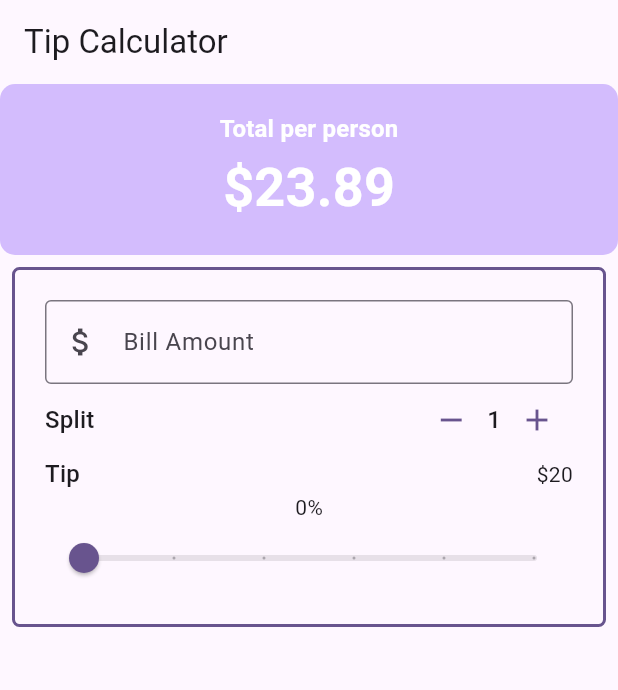
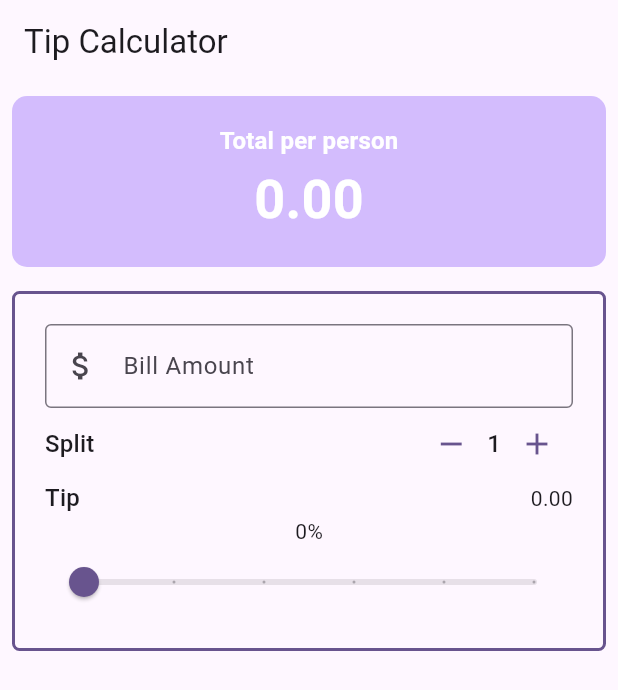
Before and after one commit to L-nsamba/getting-started-with-flutter-and-dart, a Flutter app: the screen it shows after launch, on a phone screen of 412 x 824 dp. Shown: the top 690 px of the screen. Run offline on Flutter 3.47's test engine with Material 3 defaults, Android fonts, the phone set to English and light mode, and no system bars.

Commit message:
calculator full widget refractor

```diff
--- a/tip_calculator/lib/main.dart
+++ b/tip_calculator/lib/main.dart
@@ -1,7 +1,9 @@
 import 'package:flutter/material.dart';
 import 'package:tip_calculator/widgets/bill_amount.dart';
 import 'package:tip_calculator/widgets/person_counter.dart';
+import 'package:tip_calculator/widgets/tip_row.dart';
 import 'package:tip_calculator/widgets/tip_slider.dart';
+import 'package:tip_calculator/widgets/total_per_person.dart';
 
 void main() {
   runApp(const MyApp());
@@ -46,8 +48,15 @@ class TipCalculator extends StatefulWidget {
 
 class _TipCalculatorState extends State<TipCalculator> {
   int _personCount = 1;
+  double _tipPercentage = 0.0;
+  double _billTotal = 0.0;
+  double totalPerPerson() {
+    return ((_billTotal * _tipPercentage) + (_billTotal)) / _personCount;
+  }
 
-  double _tipPercentage = 0.0;
+  double totalTip() {
+    return ((_billTotal * _tipPercentage));
+  }
 
   // Methods
   void increment() {
@@ -58,7 +67,7 @@ class _TipCalculatorState extends State<TipCalculator> {
 
   void decrement() {
     setState(() {
-      if (_personCount > 0) {
+      if (_personCount > 1) {
         _personCount = _personCount - 1;
       }
     });
@@ -68,6 +77,8 @@ class _TipCalculatorState extends State<TipCalculator> {
   Widget build(BuildContext context) {
     // print(context.widget.toString());
     var theme = Theme.of(context);
+    double total = totalPerPerson();
+    double totalT = totalTip();
     // Add style
     final style = theme.textTheme.titleMedium!.copyWith(
       color: theme.colorScheme.onPrimary,
@@ -79,25 +90,7 @@ class _TipCalculatorState extends State<TipCalculator> {
       body: Column(
         crossAxisAlignment: CrossAxisAlignment.stretch,
         children: [
-          Container(
-            padding: const EdgeInsets.all(18),
-            decoration: BoxDecoration(
-              color: Theme.of(context).colorScheme.inversePrimary,
-              borderRadius: BorderRadius.circular(10),
-            ),
-            child: Column(
-              children: [
-                Text("Total per person", style: style),
-                Text(
-                  "\$23.89",
-                  style: style.copyWith(
-                    color: theme.colorScheme.onPrimary,
-                    fontSize: theme.textTheme.displaySmall!.fontSize,
-                  ),
-                ),
-              ],
-            ),
-          ),
+          TotalPerPerson(style: style, total: total, theme: theme),
           // Form
           Padding(
             padding: const EdgeInsets.all(8.0),
@@ -110,9 +103,11 @@ class _TipCalculatorState extends State<TipCalculator> {
               child: Column(
                 children: [
                   BillAmountField(
-                    billAmount: "100",
+                    billAmount: _billTotal.toString(),
                     onChanged: (value) {
-                      print("Amount: $value");
+                      setState(() {
+                        _billTotal = double.parse(value);
+                      });
                     },
                   ),
                   // Split bill area
@@ -129,13 +124,7 @@ class _TipCalculatorState extends State<TipCalculator> {
                     ],
                   ),
                   // Tip Section
-                  Row(
-                    mainAxisAlignment: MainAxisAlignment.spaceBetween,
-                    children: [
-                      Text('Tip', style: theme.textTheme.titleMedium),
-                      Text("\$20"),
-                    ],
-                  ),
+                  TipRow(theme: theme, totalT: totalT),
 
                   // Slider Text
                   Text("${(_tipPercentage * 100).round()}%"),
--- a/tip_calculator/lib/widgets/person_counter.dart
+++ b/tip_calculator/lib/widgets/person_counter.dart
@@ -17,6 +17,7 @@ class PersonCounter extends StatelessWidget {
   @override
   Widget build(BuildContext context) {
     return Row(
+      mainAxisAlignment: MainAxisAlignment.spaceBetween,
       children: [
         IconButton(
           color: theme.colorScheme.primary,
--- /dev/null
+++ b/tip_calculator/lib/widgets/tip_row.dart
@@ -0,0 +1,23 @@
+import 'package:flutter/material.dart';
+
+class TipRow extends StatelessWidget {
+  const TipRow({
+    super.key,
+    required this.theme,
+    required this.totalT,
+  });
+
+  final ThemeData theme;
+  final double totalT;
+
+  @override
+  Widget build(BuildContext context) {
+    return Row(
+      mainAxisAlignment: MainAxisAlignment.spaceBetween,
+      children: [
+        Text('Tip', style: theme.textTheme.titleMedium),
+        Text (totalT.toStringAsFixed(2)),
+      ],
+    );
+  }
+}
--- /dev/null
+++ b/tip_calculator/lib/widgets/total_per_person.dart
@@ -0,0 +1,40 @@
+import 'package:flutter/material.dart';
+
+class TotalPerPerson extends StatelessWidget {
+  const TotalPerPerson({
+    super.key,
+    required this.style,
+    required this.total,
+    required this.theme,
+  });
+
+  final TextStyle style;
+  final double total;
+  final ThemeData theme;
+
+  @override
+  Widget build(BuildContext context) {
+    return Padding(
+      padding: const EdgeInsets.all(8.0),
+      child: Container(
+        padding: const EdgeInsets.all(18),
+        decoration: BoxDecoration(
+          color: Theme.of(context).colorScheme.inversePrimary,
+          borderRadius: BorderRadius.circular(10),
+        ),
+        child: Column(
+          children: [
+            Text("Total per person", style: style),
+            Text(
+              total.toStringAsFixed(2),
+              style: style.copyWith(
+                color: theme.colorScheme.onPrimary,
+                fontSize: theme.textTheme.displaySmall!.fontSize,
+              ),
+            ),
+          ],
+        ),
+      ),
+    );
+  }
+}
```
